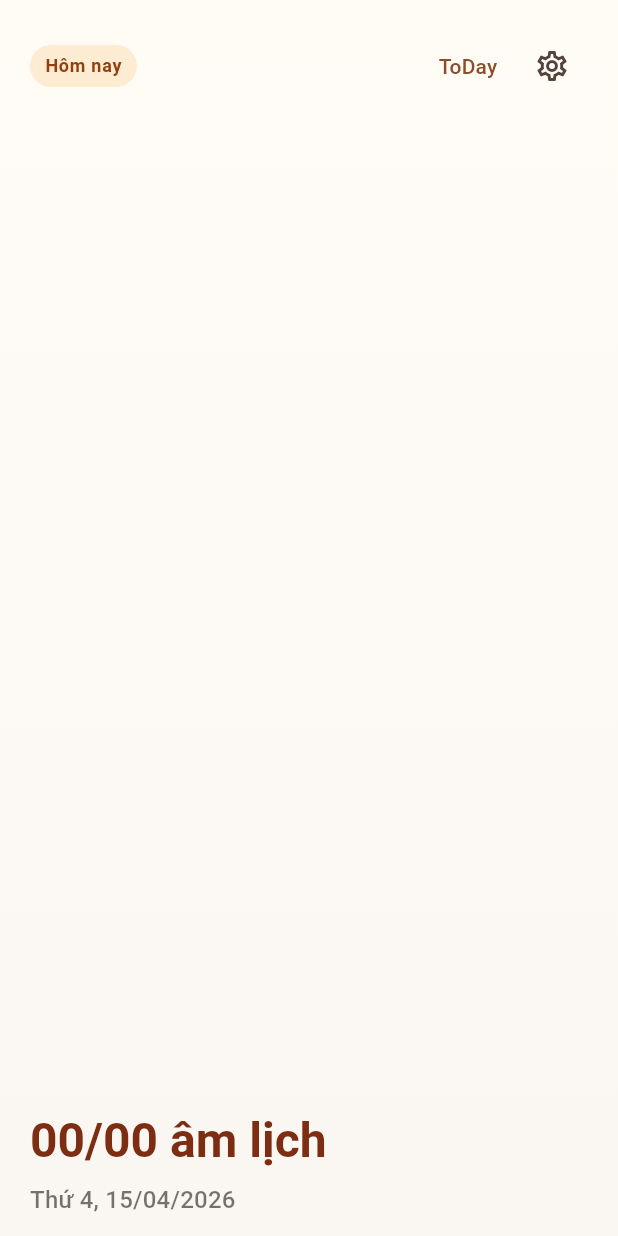
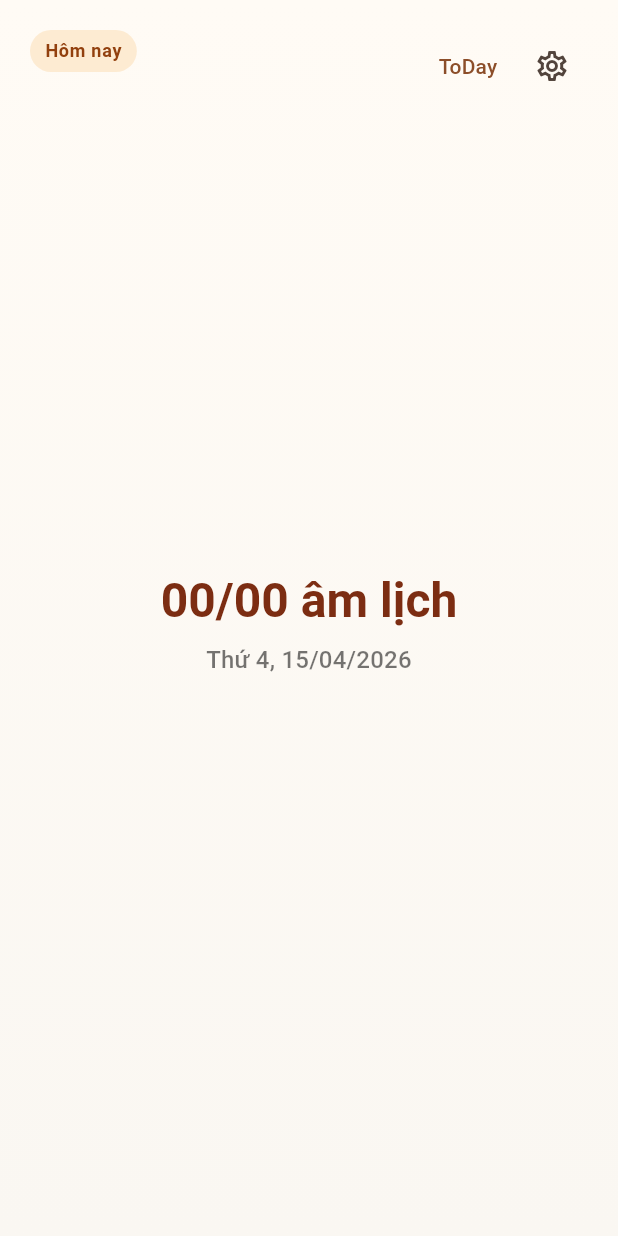
Before and after one commit to rikai-tuannva/vn-lunar-app, a Flutter app: the CalendarHeader widget shown alone on an empty page, opened directly with empty values, on a phone screen of 412 x 824 dp. Run offline on Flutter 3.47's test engine with Material 3 defaults, Android fonts, the phone set to English and light mode, and no system bars; our stand-ins replace flutter_riverpod, shared_preferences; missing offline and left inert: full_calender; accounts and stored records are empty.

Commit message:
Add centered focus and month-year navigation

```diff
--- a/lib/presentation/widgets/calendar_header.dart
+++ b/lib/presentation/widgets/calendar_header.dart
@@ -31,12 +31,11 @@ class CalendarHeader extends StatelessWidget {
           colors: [Color(0xFFFFFBF5), Color(0xFFFAF7F2)],
         ),
       ),
-      child: Column(
-        crossAxisAlignment: CrossAxisAlignment.start,
+      child: Stack(
         children: [
-          Row(
-            children: [
-              Container(
+          Align(
+            alignment: Alignment.topLeft,
+            child: Container(
               padding: const EdgeInsets.symmetric(horizontal: 10, vertical: 6),
               decoration: BoxDecoration(
                 color: const Color(0xFFFDEBD2),
@@ -50,7 +49,12 @@ class CalendarHeader extends StatelessWidget {
                 ),
               ),
             ),
-              const Spacer(),
+          ),
+          Align(
+            alignment: Alignment.topRight,
+            child: Row(
+              mainAxisSize: MainAxisSize.min,
+              children: [
                 TextButton(onPressed: onTapToday, child: const Text('ToDay')),
                 IconButton(
                   onPressed: onTapSettings,
@@ -58,9 +62,14 @@ class CalendarHeader extends StatelessWidget {
                 ),
               ],
             ),
-          const Spacer(),
+          ),
+          Center(
+            child: Column(
+              mainAxisSize: MainAxisSize.min,
+              children: [
                 Text(
                   lunarDate.displayText,
+                  textAlign: TextAlign.center,
                   style: theme.textTheme.headlineLarge?.copyWith(
                     fontWeight: FontWeight.w700,
                     color: const Color(0xFF7C2D12),
@@ -69,7 +78,13 @@ class CalendarHeader extends StatelessWidget {
                 const SizedBox(height: 8),
                 Text(
                   formatSolarDateVi(selectedDate),
-            style: theme.textTheme.titleMedium?.copyWith(color: Colors.black54),
+                  textAlign: TextAlign.center,
+                  style: theme.textTheme.titleMedium?.copyWith(
+                    color: Colors.black54,
+                  ),
+                ),
+              ],
+            ),
           ),
         ],
       ),
```
Also changed, not shown: lib/presentation/screens/home_screen.dart (+87 -1 lines), lib/presentation/widgets/month_label.dart (+46 -5 lines). Lines whose indentation alone changed are shown as unchanged.
